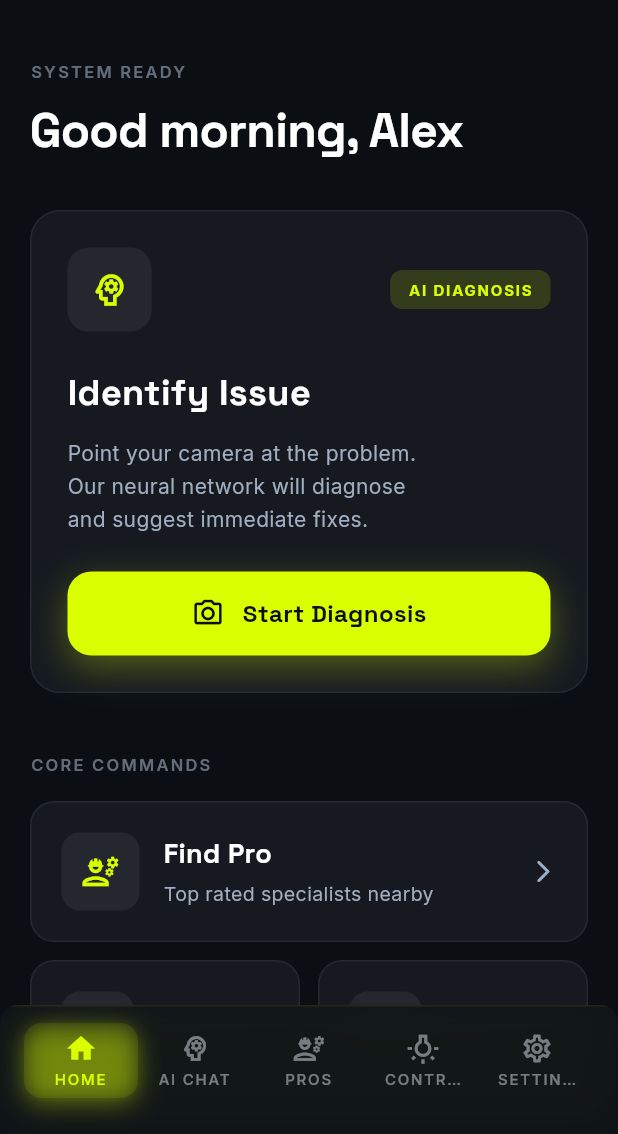
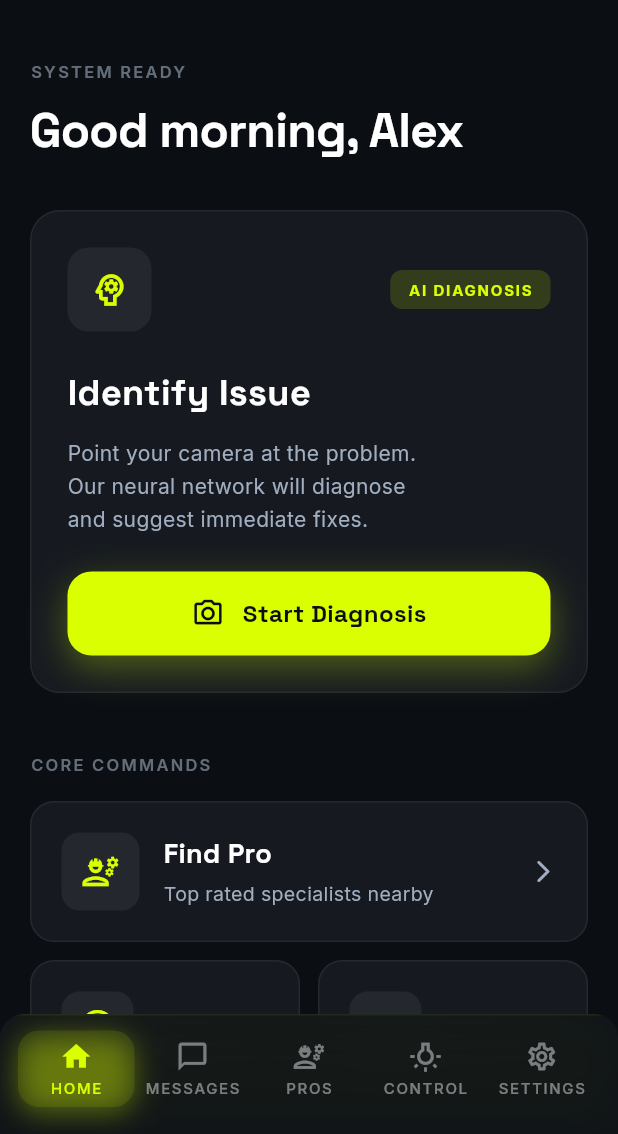
Before and after one commit to aymen-afamm/DomFix, a Flutter app: the MainLayout screen opened directly, on a phone screen of 412 x 824 dp, the part 102-1236 px from its top. Run offline on Flutter 3.47's test engine with Material 3 defaults, Android fonts, the phone set to English and light mode, and no system bars; our stand-ins replace audioplayers, cloud_firestore, file_picker, firebase_auth, firebase_core, firebase_messaging and 12 more; missing offline and left inert: flutter_sound; accounts and stored records are empty; network calls fail.

```diff
--- a/lib/screens/main_layout.dart
+++ b/lib/screens/main_layout.dart
@@ -2,10 +2,10 @@ import 'package:flutter/material.dart';
 
 import '../theme/app_colors.dart';
 import '../widgets/domfix_glass_bottom_nav.dart';
-import 'ai_chat_screen_content.dart';
 import 'control_screen.dart';
 import 'find_pros_screen_content.dart';
 import 'home_screen_content.dart';
+import 'messages_screen.dart';
 import 'settings_screen.dart';
 
 /// Exposes tab switching to descendants (e.g. home shortcuts) without pushing routes.
@@ -44,7 +44,7 @@ class _MainLayoutState extends State<MainLayout> with SingleTickerProviderStateM
 
   static const List<Widget> _tabBodies = [
     HomeScreenContent(),
-    AIChatScreenContent(),
+    MessagesScreen(),
     FindProsScreenContent(),
     ControlScreen(),
     SettingsScreen(),
--- a/lib/widgets/domfix_glass_bottom_nav.dart
+++ b/lib/widgets/domfix_glass_bottom_nav.dart
@@ -1,56 +1,89 @@
 import 'dart:ui';
-
 import 'package:flutter/material.dart';
 import 'package:flutter/services.dart';
 import 'package:google_fonts/google_fonts.dart';
 
 import '../theme/app_colors.dart';
 
-/// Bottom navigation matching design: frosted bar, neon accent, rounded top, glow on active.
 class DomfixGlassBottomNav extends StatelessWidget {
   const DomfixGlassBottomNav({
     super.key,
     required this.currentIndex,
     required this.onTap,
+    this.unreadMessages = 0,
   });
 
   final int currentIndex;
   final ValueChanged<int> onTap;
+  final int unreadMessages;
 
-  static const double barTopRadius = 12;
+  static const double barTopRadius = 16;
 
   @override
   Widget build(BuildContext context) {
     final bottom = MediaQuery.paddingOf(context).bottom;
-    final destinations = _destinations;
+
+    final destinations = [
+      DomfixNavDestination(
+        icon: Icons.home_outlined,
+        selectedIcon: Icons.home,
+        label: 'Home',
+      ),
+      DomfixNavDestination(
+        icon: Icons.chat_bubble_outline,
+        selectedIcon: Icons.chat_bubble,
+        label: 'Messages',
+        badgeCount: unreadMessages,
+      ),
+      DomfixNavDestination(
+        icon: Icons.engineering_outlined,
+        selectedIcon: Icons.engineering,
+        label: 'Pros',
+      ),
+      DomfixNavDestination(
+        icon: Icons.wb_incandescent_outlined,
+        selectedIcon: Icons.wb_incandescent,
+        label: 'Control',
+      ),
+      DomfixNavDestination(
+        icon: Icons.settings_outlined,
+        selectedIcon: Icons.settings,
+        label: 'Settings',
+      ),
+    ];
 
     return ClipRRect(
-      borderRadius: const BorderRadius.vertical(top: Radius.circular(barTopRadius)),
+      borderRadius: const BorderRadius.vertical(
+        top: Radius.circular(barTopRadius),
+      ),
       child: BackdropFilter(
-        filter: ImageFilter.blur(sigmaX: 24, sigmaY: 24),
-        child: DecoratedBox(
+        filter: ImageFilter.blur(sigmaX: 30, sigmaY: 30),
+        child: Container(
           decoration: BoxDecoration(
-            color: const Color(0xFF101419).withValues(alpha: 0.6),
+            color: const Color(0xFF101419).withOpacity(0.65),
             border: Border(
               top: BorderSide(
-                color: AppColors.neonAccent.withValues(alpha: 0.08),
-                width: 1,
+                color: AppColors.neonAccent.withOpacity(0.08),
               ),
             ),
             boxShadow: [
               BoxShadow(
-                color: AppColors.neonAccent.withValues(alpha: 0.05),
-                blurRadius: 24,
-                offset: const Offset(0, -4),
+                color: AppColors.neonAccent.withOpacity(0.08),
+                blurRadius: 30,
+                offset: const Offset(0, -5),
               ),
             ],
           ),
           child: SafeArea(
             top: false,
             child: Padding(
-              padding: EdgeInsets.fromLTRB(16, 12, 16, bottom > 0 ? bottom : 24),
+              padding: EdgeInsets.fromLTRB(
+                12,
+                10,
+                12,
+                bottom > 0 ? bottom : 18,
+              ),
               child: Row(
-                mainAxisAlignment: MainAxisAlignment.spaceAround,
                 children: List.generate(
                   destinations.length,
                   (i) => Expanded(
@@ -78,40 +111,14 @@ class DomfixNavDestination {
     required this.icon,
     required this.selectedIcon,
     required this.label,
+    this.badgeCount = 0,
   });
 
   final IconData icon;
   final IconData selectedIcon;
   final String label;
+  final int badgeCount;
 }
-
-List<DomfixNavDestination> get _destinations => const [
-      DomfixNavDestination(
-        icon: Icons.home_outlined,
-        selectedIcon: Icons.home,
-        label: 'Home',
-      ),
-      DomfixNavDestination(
-        icon: Icons.psychology_outlined,
-        selectedIcon: Icons.psychology,
-        label: 'AI Chat',
-      ),
-      DomfixNavDestination(
-        icon: Icons.engineering_outlined,
-        selectedIcon: Icons.engineering,
-        label: 'Pros',
-      ),
-      DomfixNavDestination(
-        icon: Icons.wb_incandescent_outlined,
-        selectedIcon: Icons.wb_incandescent,
-        label: 'Control',
-      ),
-      DomfixNavDestination(
-        icon: Icons.settings_outlined,
-        selectedIcon: Icons.settings,
-        label: 'Settings',
-      ),
-    ];
 
 class _NavTab extends StatefulWidget {
   const _NavTab({
@@ -128,21 +135,18 @@ class _NavTab extends StatefulWidget {
   State<_NavTab> createState() => _NavTabState();
 }
 
-class _NavTabState extends State<_NavTab> with SingleTickerProviderStateMixin {
+class _NavTabState extends State<_NavTab> {
   bool _pressed = false;
 
-  static const _inactive = Color(0xFFE0E2EA);
-  static const _inactiveOpacity = 0.5;
+  static const inactive = Color(0xFFE0E2EA);
 
   @override
   Widget build(BuildContext context) {
     final selected = widget.selected;
-    final iconColor = selected
+
+    final color = selected
         ? AppColors.neonAccent
-        : _inactive.withValues(alpha: _inactiveOpacity);
-    final textColor = selected
-        ? AppColors.neonAccent
-        : _inactive.withValues(alpha: _inactiveOpacity);
+        : inactive.withOpacity(0.5);
 
     return GestureDetector(
       onTapDown: (_) => setState(() => _pressed = true),
@@ -151,31 +155,23 @@ class _NavTabState extends State<_NavTab> with SingleTickerProviderStateMixin {
       onTap: widget.onTap,
       behavior: HitTestBehavior.opaque,
       child: AnimatedScale(
-        scale: _pressed ? 0.9 : 1,
+        scale: _pressed ? 0.88 : 1,
         duration: const Duration(milliseconds: 120),
-        curve: Curves.easeOut,
         child: AnimatedContainer(
-          duration: const Duration(milliseconds: 300),
+          duration: const Duration(milliseconds: 280),
           curve: Curves.easeOut,
-          padding: const EdgeInsets.symmetric(horizontal: 10, vertical: 6),
+          padding: const EdgeInsets.symmetric(vertical: 6),
           decoration: BoxDecoration(
+            borderRadius: BorderRadius.circular(14),
             color: selected
-                ? AppColors.neonAccent.withValues(alpha: 0.1)
+                ? AppColors.neonAccent.withOpacity(0.1)
                 : Colors.transparent,
-            borderRadius: BorderRadius.circular(12),
             boxShadow: selected
                 ? [
                     BoxShadow(
-                      color: AppColors.neonAccent.withValues(alpha: 0.35),
-                      blurRadius: 14,
-                      spreadRadius: 0,
+                      color: AppColors.neonAccent.withOpacity(0.35),
+                      blurRadius: 16,
                       offset: const Offset(0, 4),
-                    ),
-                    BoxShadow(
-                      color: AppColors.neonAccent.withValues(alpha: 0.12),
-                      blurRadius: 8,
-                      spreadRadius: -2,
-                      offset: const Offset(0, 0),
                     ),
                   ]
                 : null,
@@ -183,22 +179,55 @@ class _NavTabState extends State<_NavTab> with SingleTickerProviderStateMixin {
           child: Column(
             mainAxisSize: MainAxisSize.min,
             children: [
-              Icon(
-                selected ? widget.data.selectedIcon : widget.data.icon,
-                size: 22,
-                color: iconColor,
+              Stack(
+                clipBehavior: Clip.none,
+                children: [
+                  Icon(
+                    selected
+                        ? widget.data.selectedIcon
+                        : widget.data.icon,
+                    color: color,
+                    size: 22,
+                  ),
+
+                  if (widget.data.badgeCount > 0)
+                    Positioned(
+                      right: -6,
+                      top: -4,
+                      child: Container(
+                        padding: const EdgeInsets.all(4),
+                        decoration: const BoxDecoration(
+                          color: Colors.red,
+                          shape: BoxShape.circle,
+                        ),
+                        constraints: const BoxConstraints(
+                          minWidth: 16,
+                          minHeight: 16,
+                        ),
+                        child: Center(
+                          child: Text(
+                            '${widget.data.badgeCount}',
+                            style: const TextStyle(
+                              color: Colors.white,
+                              fontSize: 9,
+                              fontWeight: FontWeight.bold,
+                            ),
+                          ),
+                        ),
+                      ),
+                    ),
+                ],
               ),
-              const SizedBox(height: 2),
+
+              const SizedBox(height: 3),
+
               Text(
                 widget.data.label.toUpperCase(),
-                maxLines: 1,
-                overflow: TextOverflow.ellipsis,
-                textAlign: TextAlign.center,
                 style: GoogleFonts.inter(
                   fontSize: 10,
+                  letterSpacing: 1.1,
                   fontWeight: FontWeight.w500,
-                  letterSpacing: 1.2,
-                  color: textColor,
+                  color: color,
                 ),
               ),
             ],
```
